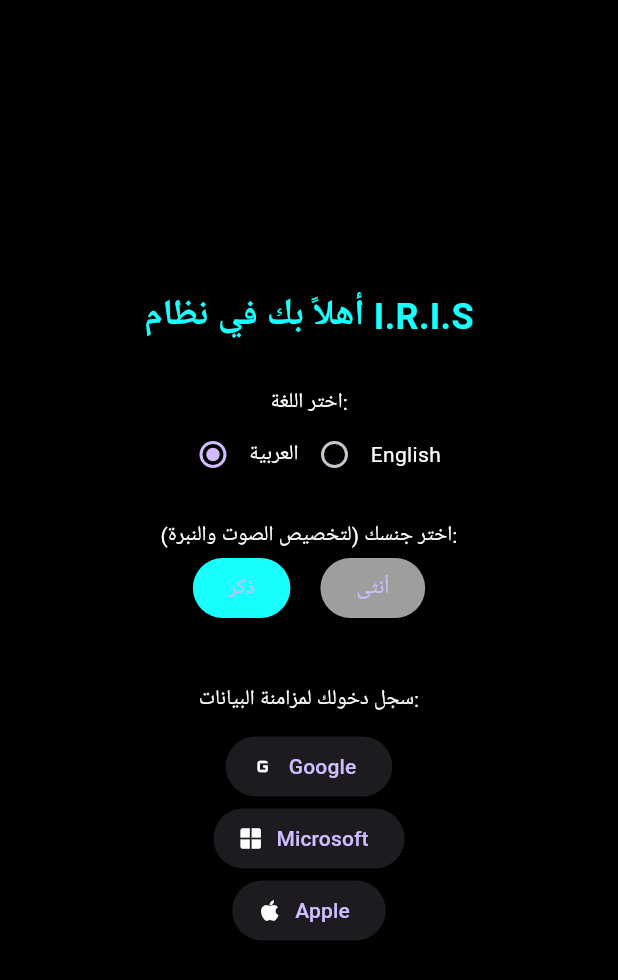
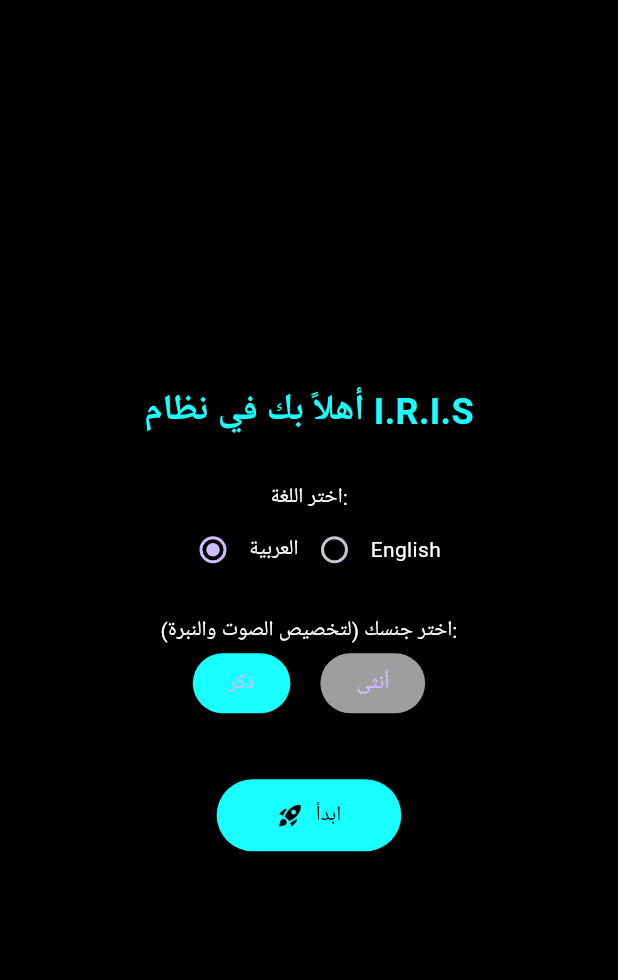
Before and after one commit to mahmoud1005th-oss/IRIS---App, a Flutter app: the OnboardingUI screen opened directly, after a tap on "ذكر", on a phone screen of 412 x 824 dp. Shown: the top 980 px of the screen. Run offline on Flutter 3.47's test engine with Material 3 defaults, Android fonts, the phone set to English and light mode, and no system bars; our stand-ins replace flutter_tts, sqflite, supabase_flutter; missing offline and left inert: workmanager; accounts and stored records are empty.

Commit message:
Refactor onboarding UI to remove biometric auth
Removed biometric authentication and related sign-in methods. Updated the button to navigate directly to the next screen.

```diff
--- a/lib/features/ui/onboarding_ui.dart
+++ b/lib/features/ui/onboarding_ui.dart
@@ -1,9 +1,8 @@
 import 'package:flutter/material.dart';
-import 'package:local_auth/local_auth.dart';
-import '../../core/services/auth_service.dart';
 import 'hologram_ui.dart';
-import 'admin_ui.dart';
 
+// شاشة الترحيب بعد تسجيل الدخول: اختيار اللغة والجنس (لتخصيص صوت آيرس)
+// أزرار تسجيل الدخول اتنقلت لشاشة Login الجديدة (V3)
 class OnboardingUI extends StatefulWidget {
   const OnboardingUI({super.key});
   @override
@@ -13,37 +12,13 @@ class OnboardingUI extends StatefulWidget {
 class _OnboardingUIState extends State<OnboardingUI> {
   String? gender;
   String language = "ar";
-  final auth = AuthService();
-  final LocalAuthentication biometricAuth = LocalAuthentication();
-
-  void _authenticateBiometric() async {
-    try {
-      bool canCheck = await biometricAuth.canCheckBiometrics;
-      if (canCheck) {
-        bool authenticated = await biometricAuth.authenticate(
-          localizedReason: 'جاري مسح شبكية العين للمزامنة...',
-          options: const AuthenticationOptions(biometricOnly: true),
-        );
-        if (authenticated) {
-          _goToNextScreen();
-        }
-      } else {
-        _goToNextScreen(); // لو الجهاز مش بيدعم
-      }
-    } catch (e) {
-      _goToNextScreen();
-    }
-  }
 
   void _goToNextScreen() {
-    if (auth.isAdmin()) {
-      Navigator.pushReplacement(context, MaterialPageRoute(builder: (_) => const AdminUI()));
-    } else {
-      Navigator.pushReplacement(
-        context,
-        MaterialPageRoute(builder: (_) => HologramUI(gender: gender, language: language)),
-      );
-    }
+    Navigator.pushReplacement(
+      context,
+      MaterialPageRoute(
+          builder: (_) => HologramUI(gender: gender, language: language)),
+    );
   }
 
   @override
@@ -85,25 +60,16 @@ class _OnboardingUIState extends State<OnboardingUI> {
                 ],
               ),
               const SizedBox(height: 40),
-              if (gender != null) ...[
-                const Text("سجل دخولك لمزامنة البيانات:", style: TextStyle(color: Colors.white)),
-                const SizedBox(height: 10),
+              if (gender != null)
                 ElevatedButton.icon(
-                  onPressed: () { auth.signInWithGoogle(); _authenticateBiometric(); },
-                  icon: const Icon(Icons.g_mobiledata, color: Colors.white),
-                  label: const Text("Google"),
+                  onPressed: _goToNextScreen,
+                  icon: const Icon(Icons.rocket_launch, color: Colors.black),
+                  label: const Text("ابدأ", style: TextStyle(color: Colors.black)),
+                  style: ElevatedButton.styleFrom(
+                    backgroundColor: Colors.cyanAccent,
+                    padding: const EdgeInsets.symmetric(horizontal: 40, vertical: 14),
+                  ),
                 ),
-                ElevatedButton.icon(
-                  onPressed: () { auth.signInWithMicrosoft(); _authenticateBiometric(); },
-                  icon: const Icon(Icons.window, color: Colors.white),
-                  label: const Text("Microsoft"),
-                ),
-                ElevatedButton.icon(
-                  onPressed: () { auth.signInWithApple(); _authenticateBiometric(); },
-                  icon: const Icon(Icons.apple, color: Colors.white),
-                  label: const Text("Apple"),
-                ),
-              ],
             ],
           ),
         ),
```
